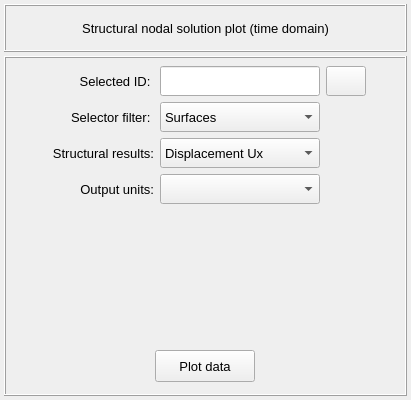
Above: vibra/interface/data/ui_files/plots/structural/structural_nodal_solution_2d_plot_time_inputs.ui from MOPT-UFSC/VIBRA before the change. Below: the same form after it.
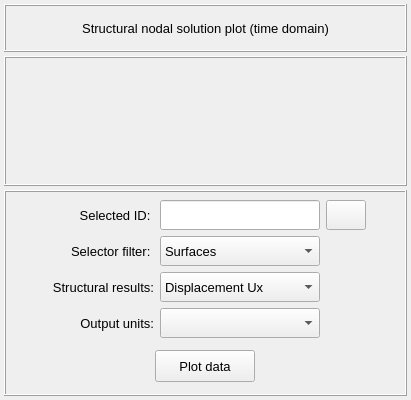
That is the form after the change. Icons and pictures are not drawn.

What changed in the file:
```diff
--- a/vibra/interface/data/ui_files/plots/structural/structural_nodal_solution_2d_plot_time_inputs.ui
+++ b/vibra/interface/data/ui_files/plots/structural/structural_nodal_solution_2d_plot_time_inputs.ui
@@ -116,7 +116,7 @@
      </layout>
     </widget>
    </item>
-   <item row="1" column="0">
+   <item row="2" column="0">
     <widget class="QFrame" name="frame_2">
      <property name="minimumSize">
       <size>
@@ -609,6 +609,9 @@
         </layout>
        </widget>
       </item>
+     </layout>
+    </widget>
+   </item>
       <item row="1" column="0">
        <widget class="QFrame" name="frame_ifft_controls">
         <property name="minimumSize">
@@ -618,14 +621,11 @@
          </size>
         </property>
         <property name="frameShape">
-         <enum>QFrame::Shape::NoFrame</enum>
+      <enum>QFrame::Shape::Box</enum>
         </property>
         <property name="frameShadow">
          <enum>QFrame::Shadow::Raised</enum>
         </property>
-       </widget>
-      </item>
-     </layout>
     </widget>
    </item>
   </layout>
```
Lines whose indentation alone changed are shown as unchanged.
